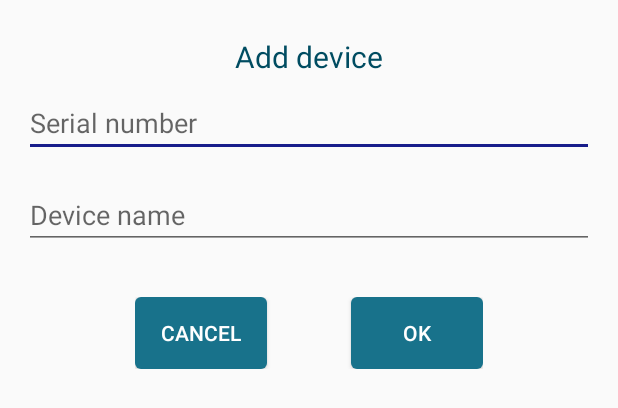
After one commit to AyurM/ArduinoControl, an Android app: the layout dialog_add_device.xml on its own in the app's theme, with its tools: preview values and no code run, on a phone screen of 412 x 824 dp. The commit adds this screen. Shown: the top 408 px of the screen. Run offline under Robolectric (Android 15) with nearby library versions, the phone set to English and light mode, and no system bars.

Commit message:
Работа над привязкой устройств к юзерам

```diff
--- a/app/src/main/java/ru/ayurmar/arduinocontrol/interfaces/presenter/IWidgetPresenter.java
+++ b/app/src/main/java/ru/ayurmar/arduinocontrol/interfaces/presenter/IWidgetPresenter.java
@@ -18,6 +18,10 @@ public interface IWidgetPresenter<V extends IWidgetView> extends IBasicPresenter
 
     void onAddWidgetClick();
 
+    void onAddDeviceClick();
+
+    void bindDeviceToUser(String deviceSn, String deviceName);
+
     void onEditWidgetClick(FarhomeWidget widget);
 
     void deleteWidget(int position);
--- a/app/src/main/java/ru/ayurmar/arduinocontrol/interfaces/view/IWidgetView.java
+++ b/app/src/main/java/ru/ayurmar/arduinocontrol/interfaces/view/IWidgetView.java
@@ -17,6 +17,8 @@ public interface IWidgetView extends IBasicView {
 
     void showAddWidgetDialog();
 
+    void showAddDeviceDialog();
+
     void showChangeDeviceDialog(List<String> deviceSnList, List<String> deviceNamesList);
 
     void showEditWidgetDialog(FarhomeWidget widget);
--- a/app/src/main/java/ru/ayurmar/arduinocontrol/view/ChangeDeviceDialog.java
+++ b/app/src/main/java/ru/ayurmar/arduinocontrol/view/ChangeDeviceDialog.java
@@ -61,7 +61,7 @@ public class ChangeDeviceDialog extends DialogFragment {
 
         return new AlertDialog.Builder(getActivity())
                 .setView(v)
-                .setTitle(R.string.ui_menu_select_device_text)
+//                .setTitle(R.string.ui_menu_select_device_text)
                 .setNegativeButton(android.R.string.cancel, null)
                 .create();
     }
--- /dev/null
+++ b/app/src/main/res/layout/dialog_add_device.xml
@@ -0,0 +1,71 @@
+<?xml version="1.0" encoding="utf-8"?>
+<LinearLayout
+    xmlns:android="http://schemas.android.com/apk/res/android"
+    android:layout_width="match_parent"
+    android:layout_height="wrap_content"
+    android:padding="16dp"
+    android:orientation="vertical">
+
+    <TextView
+        android:layout_width="wrap_content"
+        android:layout_height="wrap_content"
+        android:layout_gravity="center"
+        android:text="@string/ui_menu_add_device_text"
+        android:textColor="@color/colorPrimaryDark"
+        android:padding="8dp"
+        android:textSize="20sp"/>
+
+    <EditText
+        android:id="@+id/dialog_add_device_sn_edit_text"
+        android:layout_width="match_parent"
+        android:layout_height="wrap_content"
+        android:layout_gravity="center"
+        android:layout_marginBottom="16dp"
+        android:hint="@string/ui_menu_serial_number_hint_text"
+        android:inputType="text"
+        />
+
+    <EditText
+        android:id="@+id/dialog_add_device_name_edit_text"
+        android:layout_width="match_parent"
+        android:layout_height="wrap_content"
+        android:layout_gravity="center"
+        android:layout_marginBottom="16dp"
+        android:hint="@string/ui_menu_device_name_hint_text"
+        android:inputType="text"
+        />
+
+    <TextView
+        android:id="@+id/add_device_empty_sn_error_text"
+        android:layout_width="wrap_content"
+        android:layout_height="wrap_content"
+        android:layout_gravity="center"
+        android:text="@string/ui_menu_empty_device_sn_error_text"
+        android:textColor="@color/colorDrawerText"
+        android:layout_marginBottom="16dp"
+        android:padding="8dp"
+        android:textSize="18sp"
+        android:visibility="gone"/>
+
+    <LinearLayout
+        android:layout_width="wrap_content"
+        android:layout_height="wrap_content"
+        android:layout_gravity="bottom|center_horizontal"
+        android:layout_marginTop="16dp"
+        >
+
+        <Button
+            android:id="@+id/add_device_cancel_button"
+            android:layout_marginRight="56dp"
+            android:layout_marginEnd="56dp"
+            android:text="@string/ui_cancel_text"
+            style="@style/EditWidgetButton"/>
+
+        <Button
+            android:id="@+id/add_device_ok_button"
+            android:text="@string/ui_ok_text"
+            style="@style/EditWidgetButton"/>
+
+    </LinearLayout>
+
+</LinearLayout>
--- a/app/src/main/res/values/strings.xml
+++ b/app/src/main/res/values/strings.xml
@@ -43,6 +43,9 @@
 
     <string name="ui_menu_add_widget_text">Add widget</string>
     <string name="ui_menu_add_device_text">Add device</string>
+    <string name="ui_menu_serial_number_hint_text">Serial number</string>
+    <string name="ui_menu_device_name_hint_text">Device name</string>
+    <string name="ui_menu_empty_device_sn_error_text">Serial number is empty!</string>
     <string name="ui_menu_select_device_text">Select device</string>
     <string name="ui_menu_edit_widget_text">Edit widget</string>
     <string name="ui_menu_device_status_text">Device status</string>
@@ -79,6 +82,7 @@
     <string name="message_no_widgets_found_text">No widgets found for this device!</string>
     <string name="message_add_edit_empty_name_text">Widget name can\'t be empty</string>
     <string name="message_device_online_text">Device is online</string>
+    <string name="message_sn_not_exist">Device does not exist!</string>
     <string name="message_device_offline_text">Device is not connected to the Internet. Try to send SMS-commands</string>
 
     <!--Placeholders-->
@@ -87,6 +91,7 @@
     <string name="placeholder_widget_type_text">Widget type</string>
     <string name="placeholder_widget_date_text">19.11.17 16:42</string>
     <string name="placeholder_widget_value_text">36.6</string>
+    <string name="placeholder_device_no_name_text">Unnamed</string>
 
     <!--Navigation Drawer-->
     <string name="drawer_list_item">Navigation drawer item</string>
@@ -98,4 +103,10 @@
         <item>Display</item>
         <item>Alarm sensor</item>
     </string-array>
+
+    <!--<string-array name="toolbar_spinner_array">-->
+        <!--<item>Rename</item>-->
+        <!--<item>Add device</item>-->
+        <!--<item>Change device</item>-->
+    <!--</string-array>-->
 </resources>
```
Also changed, not shown: app/src/main/java/ru/ayurmar/arduinocontrol/MainActivity.java (+8 -0 lines), app/src/main/java/ru/ayurmar/arduinocontrol/presenter/WidgetPresenter.java (+54 -0 lines), app/src/main/java/ru/ayurmar/arduinocontrol/view/AddDeviceDialog.java (added, +66 -0 lines), app/src/main/java/ru/ayurmar/arduinocontrol/view/WidgetFragment.java (+19 -0 lines), app/src/main/res/layout/activity_main.xml (+8 -1 lines), app/src/main/res/layout/dialog_change_device.xml (+10 -1 lines), 1 other file.
